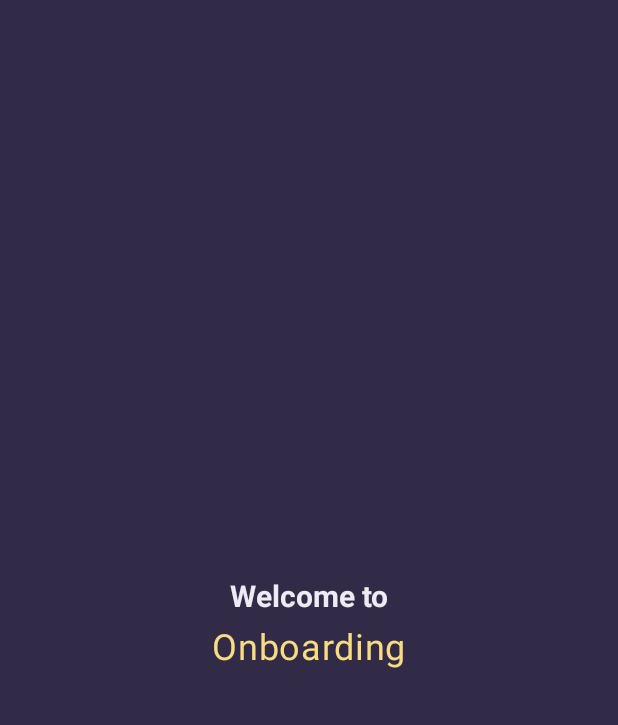
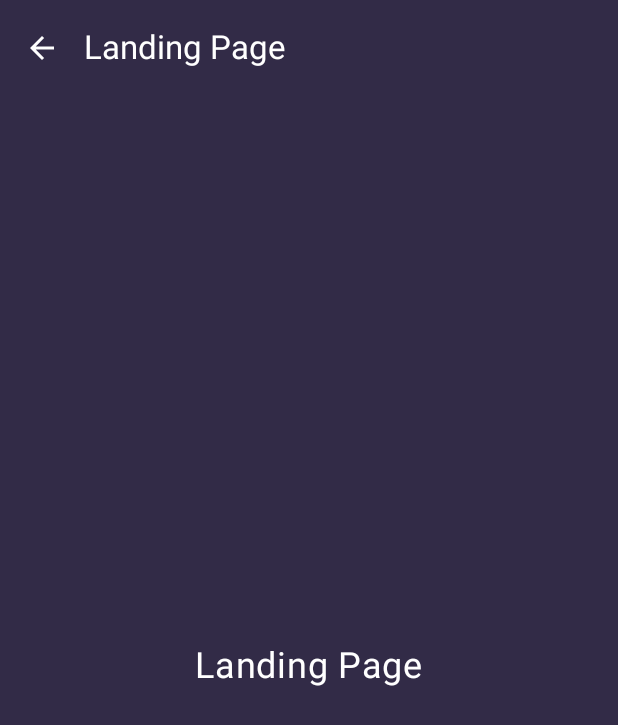
Before and after one commit to VishalPVijayan4/ComposeAnimation_HILT, an Android app built with Jetpack Compose: the screen it shows after launch (MainActivity), on a phone screen of 412 x 824 dp. Shown: the top 725 px of the screen. Run offline under Robolectric (Android 15) with nearby library versions, the phone set to English and light mode, and no system bars; our stand-ins replace Dagger/Hilt's generated code.

Commit message:
1. Creation of App Bar 2. Landing Page 3. Navigation Set Up From Splash to Landing Page.

```diff
--- a/app/src/main/AndroidManifest.xml
+++ b/app/src/main/AndroidManifest.xml
@@ -18,6 +18,7 @@
         <activity
             android:name=".MainActivity"
             android:exported="true"
+            android:screenOrientation="portrait"
             android:theme="@style/Theme.ComposeAnimation_HILT">
             <intent-filter>
                 <action android:name="android.intent.action.MAIN" />
--- /dev/null
+++ b/app/src/main/java/com/vishalpvijayan/composeanimation_hilt/presentation/components/AppBar.kt
@@ -0,0 +1,43 @@
+package com.vishalpvijayan.composeanimation_hilt.presentation.components
+
+import androidx.compose.material.icons.Icons
+import androidx.compose.material.icons.filled.ArrowBack
+import androidx.compose.material3.ExperimentalMaterial3Api
+import androidx.compose.material3.Icon
+import androidx.compose.material3.IconButton
+import androidx.compose.material3.Text
+import androidx.compose.material3.TopAppBar
+import androidx.compose.material3.TopAppBarDefaults
+import androidx.compose.runtime.Composable
+import androidx.compose.ui.graphics.Color
+
+@OptIn(ExperimentalMaterial3Api::class)
+@Composable
+fun AppBarWithBackButton(
+    title: String,
+    onBackClick: () -> Unit,
+    backgroundColor: Color = Color(0xFF322B47),
+    titleColor: Color = Color(0xFFEEEBF5),
+    iconColor: Color = Color(0xFFF8DC83)
+) {
+    TopAppBar(
+        title = {
+            Text(
+                text = title,
+                color = titleColor
+            )
+        },
+        navigationIcon = {
+            IconButton(onClick = onBackClick) {
+                Icon(
+                    imageVector = Icons.Default.ArrowBack,
+                    contentDescription = "Back",
+                    tint = iconColor
+                )
+            }
+        },
+        colors = TopAppBarDefaults.topAppBarColors(
+            containerColor = backgroundColor
+        )
+    )
+}
--- a/app/src/main/java/com/vishalpvijayan/composeanimation_hilt/presentation/components/navigationInApp.kt
+++ b/app/src/main/java/com/vishalpvijayan/composeanimation_hilt/presentation/components/navigationInApp.kt
@@ -4,6 +4,7 @@ import androidx.compose.runtime.Composable
 import androidx.navigation.compose.NavHost
 import androidx.navigation.compose.composable
 import androidx.navigation.compose.rememberNavController
+import com.vishalpvijayan.composeanimation_hilt.presentation.screens.LandingScreen
 import com.vishalpvijayan.composeanimation_hilt.presentation.screens.SplashScreen
 
 @Composable
@@ -17,5 +18,10 @@ fun NavigationInApp() {
             SplashScreen(navController)
         }
 
+        //2. LANDING SCREEN
+        composable("landing") {
+            LandingScreen(navController)
+        }
+
     }
 }
--- /dev/null
+++ b/app/src/main/java/com/vishalpvijayan/composeanimation_hilt/presentation/screens/landingScreen.kt
@@ -0,0 +1,50 @@
+package com.vishalpvijayan.composeanimation_hilt.presentation.screens
+
+import androidx.compose.foundation.background
+import androidx.compose.foundation.layout.Box
+import androidx.compose.foundation.layout.Column
+import androidx.compose.foundation.layout.fillMaxSize
+import androidx.compose.foundation.layout.padding
+import androidx.compose.material3.MaterialTheme
+import androidx.compose.material3.Scaffold
+import androidx.compose.material3.Text
+import androidx.compose.runtime.Composable
+import androidx.compose.ui.Alignment
+import androidx.compose.ui.Modifier
+import androidx.compose.ui.graphics.Color
+import androidx.compose.ui.unit.sp
+import androidx.navigation.NavController
+import com.vishalpvijayan.composeanimation_hilt.presentation.components.AppBarWithBackButton
+
+
+@Composable
+fun LandingScreen(navController: NavController) {
+    Scaffold(
+        topBar = {
+            AppBarWithBackButton(
+                title = "Landing Page",
+                backgroundColor = Color(0xFF322B47),
+                titleColor = Color(0xFFFFFFFF),
+                iconColor = Color(0xFFFFFFFF),
+                onBackClick = { navController.popBackStack() }
+            )
+        }
+    ) { innerPadding ->
+        Box(
+            modifier = Modifier
+                .fillMaxSize()
+                .padding(innerPadding)
+                .background(Color(0xFF322B47)),
+            contentAlignment = Alignment.Center
+        ) {
+            Column(horizontalAlignment = Alignment.CenterHorizontally) {
+                Text(
+                    fontSize = 24.sp,
+                    text = "Landing Page",
+                    style = MaterialTheme.typography.bodyLarge,
+                    color = Color(0xFFFFFFFF)
+                )
+            }
+        }
+    }
+}
--- a/app/src/main/java/com/vishalpvijayan/composeanimation_hilt/presentation/screens/splashscreen.kt
+++ b/app/src/main/java/com/vishalpvijayan/composeanimation_hilt/presentation/screens/splashscreen.kt
@@ -20,7 +20,7 @@ import kotlinx.coroutines.delay
 fun SplashScreen(navController: NavController) {
     LaunchedEffect(Unit) {
         delay(2000L) // Wait for 2 seconds
-        navController.navigate("onboarding") {
+        navController.navigate("landing") {
             popUpTo("splash") { inclusive = true } // Remove splash from back stack
         }
     }
```
